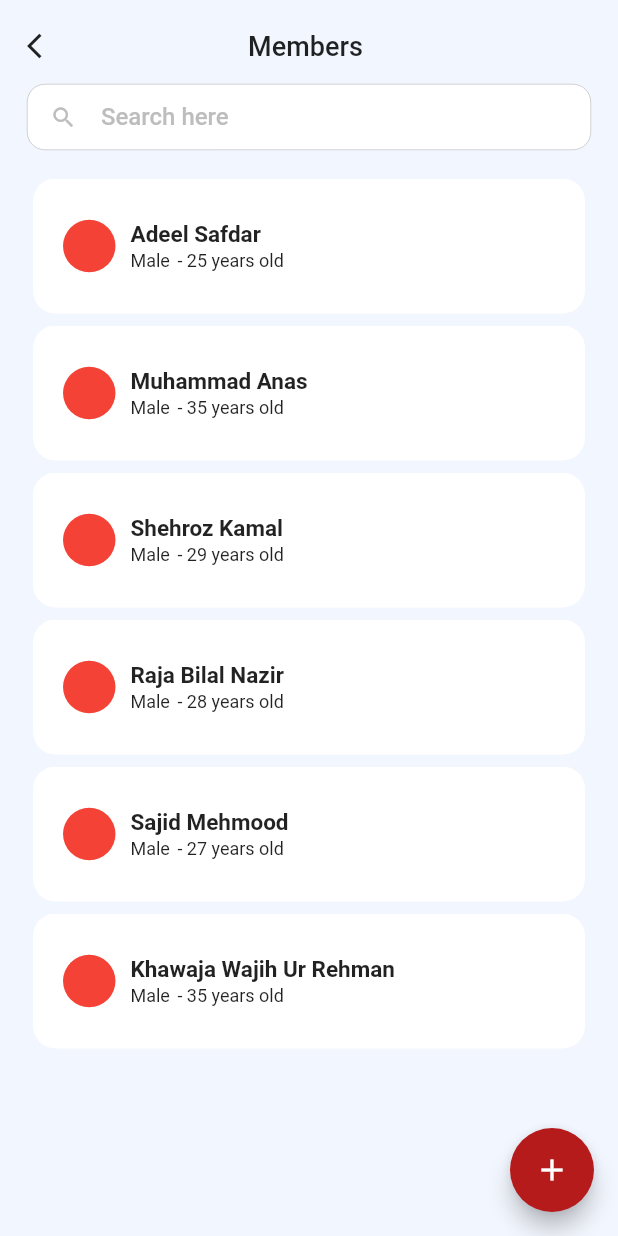
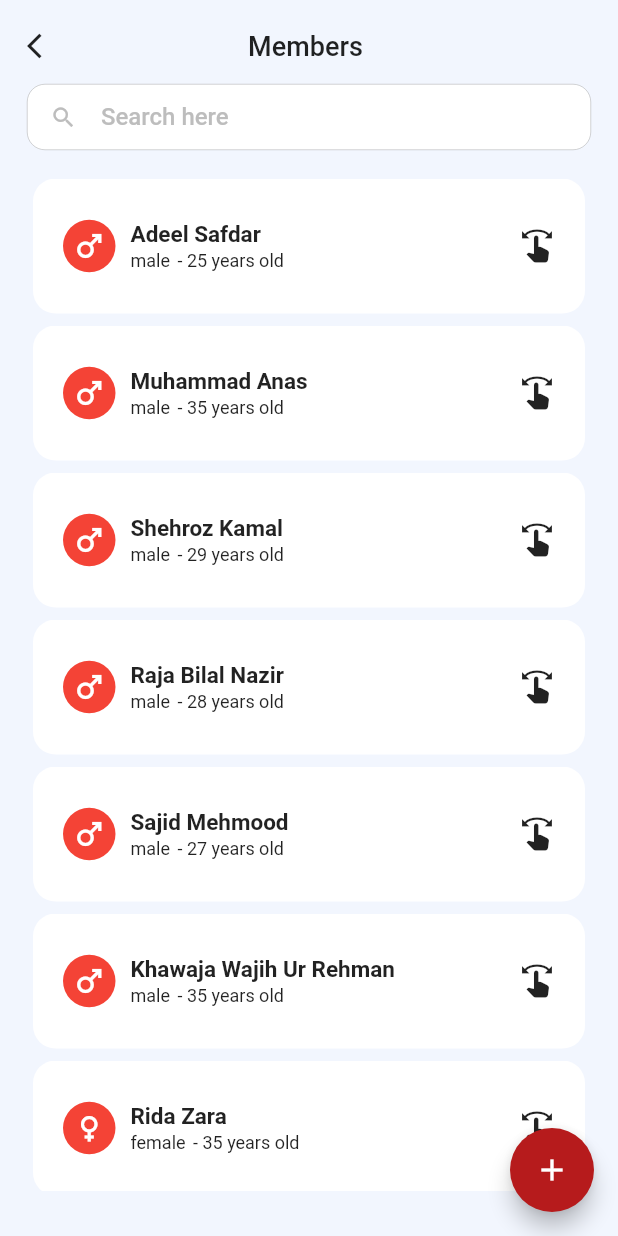
Before and after one commit to madeeldev/flutter-doctor-consultation-app, a Flutter app: the MembersPage screen opened directly with empty values, on a phone screen of 412 x 824 dp. Run offline on Flutter 3.47's test engine with Material 2 defaults, Android fonts, the phone set to English and light mode, and no system bars; drawn by our look-alikes of flutter_slidable; our stand-ins replace connectivity_plus, email_validator, fluttertoast, internet_connection_checker, shared_preferences; accounts and stored records are empty.

```diff
--- a/lib/screens/user/members_page.dart
+++ b/lib/screens/user/members_page.dart
@@ -43,37 +43,43 @@ class _MembersPageState extends State<MembersPage> {
     {
       'idx': 1,
       'name': 'Adeel Safdar',
-      'gender': 'Male',
+      'gender': 'male',
       'age': 25
     },
     {
       'idx': 2,
       'name': 'Muhammad Anas',
-      'gender': 'Male',
+      'gender': 'male',
       'age': 35
     },
     {
       'idx': 3,
       'name': 'Shehroz Kamal',
-      'gender': 'Male',
+      'gender': 'male',
       'age': 29
     },
     {
       'idx': 4,
       'name': 'Raja Bilal Nazir',
-      'gender': 'Male',
+      'gender': 'male',
       'age': 28
     },
     {
       'idx': 5,
       'name': 'Sajid Mehmood',
-      'gender': 'Male',
+      'gender': 'male',
       'age': 27
     },
     {
       'idx': 6,
       'name': 'Khawaja Wajih Ur Rehman',
-      'gender': 'Male',
+      'gender': 'male',
+      'age': 35
+    },
+    {
+      'idx': 7,
+      'name': 'Rida Zara',
+      'gender': 'female',
       'age': 35
     }
   ];
--- a/lib/widget/animated_list_item.dart
+++ b/lib/widget/animated_list_item.dart
@@ -31,9 +31,10 @@ class AnimatedListItem extends StatelessWidget {
               height: 35,
               width: 35,
               decoration: const BoxDecoration(
-                  color: Colors.red,
-                  shape: BoxShape.circle
+                color: Colors.red,
+                shape: BoxShape.circle
               ),
+              child: Icon(item['gender'] == 'male' ? Icons.male : Icons.female, color: Colors.white,),
             ),
             const SizedBox(width: 10,),
             Expanded(
@@ -71,6 +72,9 @@ class AnimatedListItem extends StatelessWidget {
                 ],
               ),
             ),
+            const SizedBox(
+              child: Icon(Icons.swipe),
+            ),
           ],
         ),
       ),
```
Also changed, not shown: lib/screens/dashboard_page.dart (+6 -1 lines), lib/screens/user/record_page.dart (added, +179 -0 lines).
